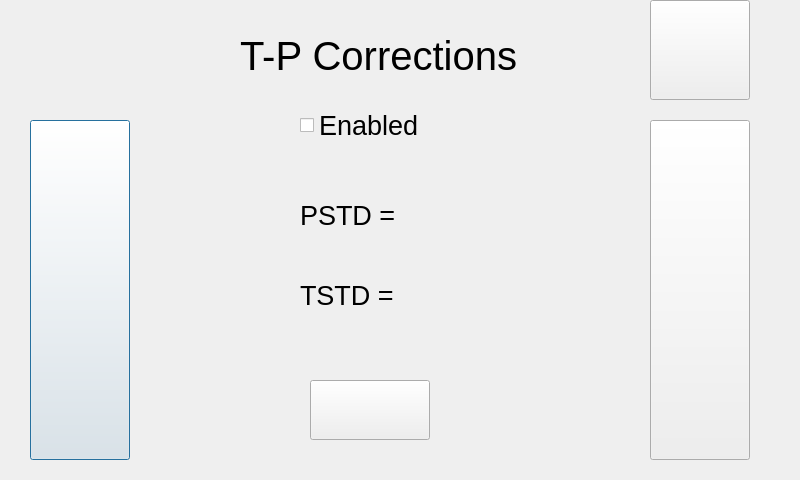
This is Settings/BCPSettings/tpcorrectionsform.ui in kopalatommy/AQSync_UI as Qt 5 draws it before an edit. The edited form follows.
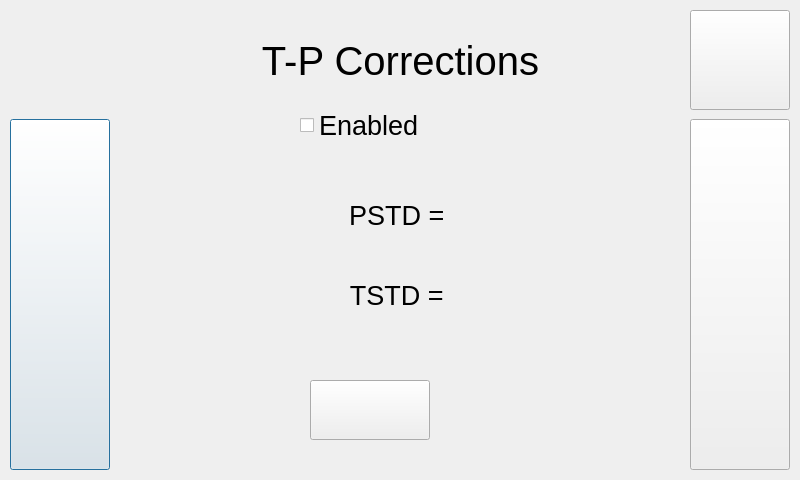
This is the edited form. Icons and pictures are not drawn.

Diff of the .ui file:
```diff
--- a/Settings/BCPSettings/tpcorrectionsform.ui
+++ b/Settings/BCPSettings/tpcorrectionsform.ui
@@ -16,10 +16,10 @@
   <widget class="QPushButton" name="Left">
    <property name="geometry">
     <rect>
-     <x>30</x>
-     <y>120</y>
+     <x>10</x>
+     <y>119</y>
      <width>100</width>
-     <height>340</height>
+     <height>351</height>
     </rect>
    </property>
    <property name="text">
@@ -39,10 +39,10 @@
   <widget class="QPushButton" name="Right">
    <property name="geometry">
     <rect>
-     <x>650</x>
-     <y>120</y>
+     <x>690</x>
+     <y>119</y>
      <width>100</width>
-     <height>340</height>
+     <height>351</height>
     </rect>
    </property>
    <property name="text">
@@ -62,8 +62,8 @@
   <widget class="QPushButton" name="Home">
    <property name="geometry">
     <rect>
-     <x>650</x>
-     <y>0</y>
+     <x>690</x>
+     <y>10</y>
      <width>100</width>
      <height>100</height>
     </rect>
@@ -108,10 +108,10 @@
   <widget class="QLabel" name="TPCorections">
    <property name="geometry">
     <rect>
-     <x>240</x>
+     <x>0</x>
      <y>20</y>
-     <width>301</width>
-     <height>71</height>
+     <width>801</width>
+     <height>81</height>
     </rect>
    </property>
    <property name="font">
@@ -122,13 +122,16 @@
    <property name="text">
     <string>T-P Corrections</string>
    </property>
+   <property name="alignment">
+    <set>Qt::AlignCenter</set>
+   </property>
   </widget>
   <widget class="QLabel" name="PSTD">
    <property name="geometry">
     <rect>
-     <x>300</x>
+     <x>110</x>
      <y>180</y>
-     <width>231</width>
+     <width>581</width>
      <height>71</height>
     </rect>
    </property>
@@ -140,13 +143,16 @@
    <property name="text">
     <string>PSTD = </string>
    </property>
+   <property name="alignment">
+    <set>Qt::AlignCenter</set>
+   </property>
   </widget>
   <widget class="QLabel" name="TSTD">
    <property name="geometry">
     <rect>
-     <x>300</x>
+     <x>110</x>
      <y>270</y>
-     <width>181</width>
+     <width>581</width>
      <height>51</height>
     </rect>
    </property>
@@ -158,13 +164,16 @@
    <property name="text">
     <string>TSTD = </string>
    </property>
+   <property name="alignment">
+    <set>Qt::AlignCenter</set>
+   </property>
   </widget>
   <widget class="QCheckBox" name="Enabled">
    <property name="geometry">
     <rect>
      <x>300</x>
      <y>100</y>
-     <width>131</width>
+     <width>201</width>
      <height>51</height>
     </rect>
    </property>
```
Left out of the diff: 8 changed lines with no effect on the pictures.
